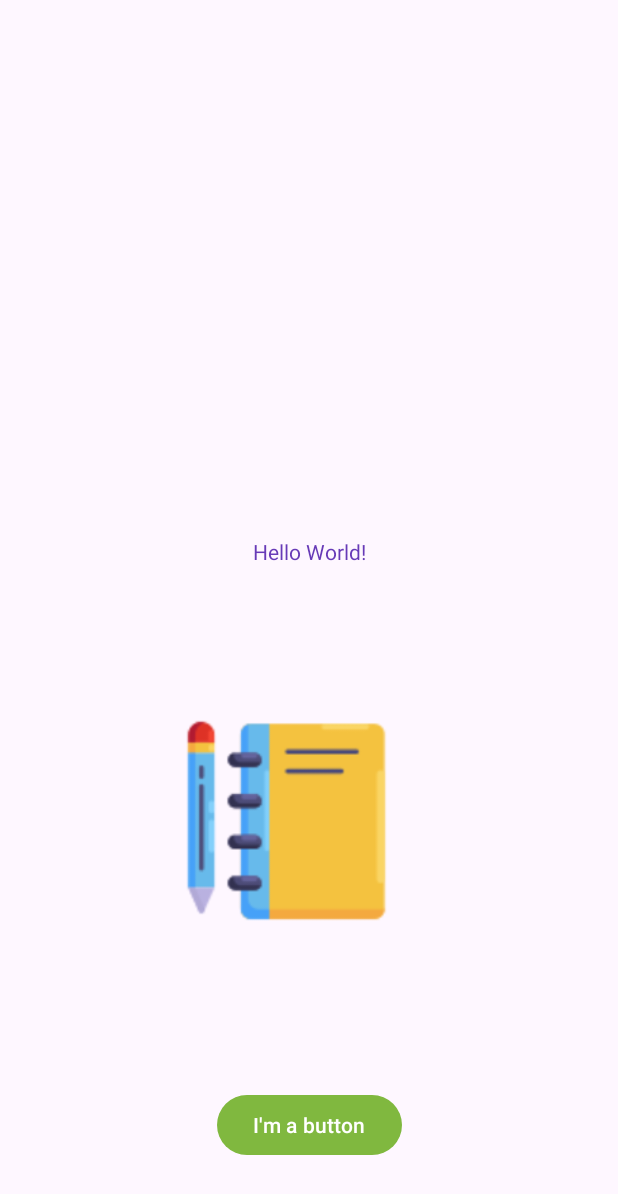
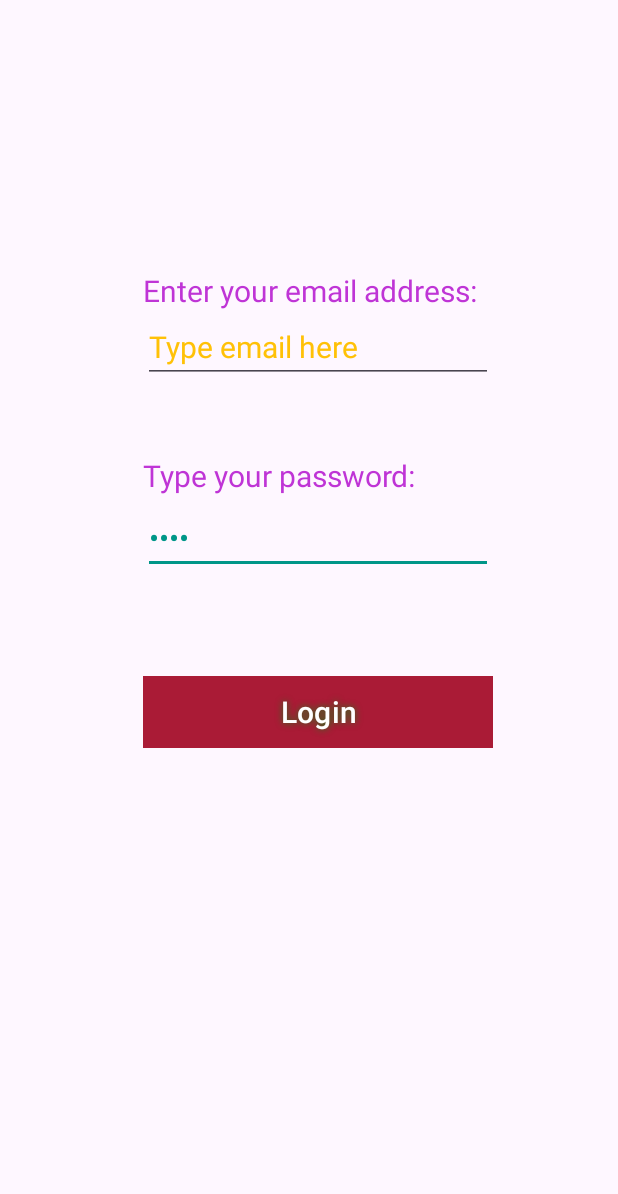
Before and after one commit to prabh-preet/Prabhpreet_Android_Labs, an Android app: the screen it shows after launch (MainActivity), on a phone screen of 412 x 824 dp. Shown: the top 1194 px of the screen. Run offline under Robolectric (Android 15) with nearby library versions, the phone set to English and light mode, and no system bars.

```diff
--- a/app/build.gradle.kts
+++ b/app/build.gradle.kts
@@ -33,6 +33,7 @@ dependencies {
     implementation("androidx.appcompat:appcompat:1.6.1")
     implementation("com.google.android.material:material:1.11.0")
     implementation("androidx.constraintlayout:constraintlayout:2.1.4")
+    implementation("com.google.firebase:firebase-inappmessaging:20.4.0")
     testImplementation("junit:junit:4.13.2")
     androidTestImplementation("androidx.test.ext:junit:1.1.5")
     androidTestImplementation("androidx.test.espresso:espresso-core:3.5.1")
--- a/app/src/main/java/algonquin/cst2335/prabhpreetsandroidlabs/MainActivity.java
+++ b/app/src/main/java/algonquin/cst2335/prabhpreetsandroidlabs/MainActivity.java
@@ -2,13 +2,69 @@ package algonquin.cst2335.prabhpreetsandroidlabs;
 
 import androidx.appcompat.app.AppCompatActivity;
 
+import android.content.Context;
+import android.content.Intent;
+import android.content.SharedPreferences;
 import android.os.Bundle;
+import android.util.Log;
+import android.widget.*;
+
 
 public class MainActivity extends AppCompatActivity {
 
+    private static String TAG = "MainActivity";
     @Override
     protected void onCreate(Bundle savedInstanceState) {
         super.onCreate(savedInstanceState);
         setContentView(R.layout.activity_main);
+
+        Log.w( "MainActivity", "In onCreate() - Loading Widgets" );
+        Log.d( TAG, "Message");
+
+        SharedPreferences prefs = getSharedPreferences("MyData", Context.MODE_PRIVATE);
+        String emailAddress = prefs.getString("LoginName", "");
+
+        Button loginButton = findViewById(R.id.logbtn);
+        EditText email = findViewById(R.id.emailbox);
+
+        email.setText(emailAddress);
+
+        SharedPreferences.Editor editor = prefs.edit();
+
+        loginButton.setOnClickListener( clk -> {
+            Intent nextPage = new Intent( MainActivity.this, SecondActivity.class);
+            nextPage.putExtra( "EmailAddress", email.getText().toString() );
+
+            editor.putString("LoginName" , email.getText().toString());
+            editor.apply();
+
+            startActivity(nextPage);
+        });
+    }
+    @Override
+    protected void onStart() {
+        super.onStart();
+        Log.w( "MainActivity", "In onStart() - The application is now visible on screen" );
+    }
+    @Override
+    protected void onResume() {
+        super.onResume();
+        Log.w( "MainActivity", "In onResume() - The application is now responding to user input" );
+    }
+    @Override
+    protected void onPause() {
+        super.onPause();
+        Log.w( "MainActivity", "In onPause() - The application no longer responds to user input" );
+    }
+    @Override
+    protected void onStop() {
+        super.onStop();
+            Log.w( "MainActivity", "In onStop() - The application is no longer visible" );
+    }
+
+    @Override
+    protected void onDestroy() {
+        super.onDestroy();
+        Log.w( "MainActivity", "In onDestroy() - Any memory used by the application is freed" );
     }
 }
--- a/app/src/main/res/layout/activity_main.xml
+++ b/app/src/main/res/layout/activity_main.xml
@@ -6,41 +6,85 @@
     android:layout_height="match_parent"
     tools:context=".MainActivity">
 
-    <TextView
-        android:id="@+id/textView"
+    <Button
+        android:id="@+id/logbtn"
+        android:layout_width="233dp"
+        android:layout_height="48dp"
+        android:layout_marginTop="35dp"
+        android:layout_marginBottom="213dp"
+        android:background="@color/white"
+        android:shadowColor="#157E1A"
+        android:shadowRadius="6"
+        android:text="Login"
+        android:textColor="#FFFFFF"
+        android:textColorHighlight="#117544"
+        android:textColorLink="#16418A"
+        android:textSize="20sp"
+        app:circularflow_angles="20"
+        app:layout_constraintBottom_toBottomOf="parent"
+        app:layout_constraintStart_toStartOf="@+id/textbox2"
+        app:layout_constraintTop_toBottomOf="@+id/passwdbox"
+        app:layout_constraintVertical_bias="0.226" />
+
+    <EditText
+        android:id="@+id/passwdbox"
         android:layout_width="wrap_content"
         android:layout_height="wrap_content"
-        android:text="@string/hello_message"
-        app:layout_constraintBottom_toBottomOf="parent"
-        app:layout_constraintEnd_toEndOf="parent"
-        app:layout_constraintStart_toStartOf="parent"
-        app:layout_constraintTop_toTopOf="parent"
-        app:layout_constraintVertical_bias="0.445" />
+        android:layout_marginTop="4dp"
+        android:ems="10"
+        android:inputType="textPassword"
+        android:text="Name"
+        android:textColor="#009688"
+        android:textColorHighlight="#06594F"
+        android:textColorHint="#FFC107"
+        android:textColorLink="#FF5722"
+        android:textSize="20sp"
+        app:layout_constraintStart_toStartOf="@+id/textbox2"
+        app:layout_constraintTop_toBottomOf="@+id/textbox2" />
 
-    <Button
-        android:id="@+id/button"
+    <EditText
+        android:id="@+id/emailbox"
         android:layout_width="wrap_content"
         android:layout_height="wrap_content"
-        android:layout_marginBottom="50dp"
-        android:text="@string/button_message"
-        app:layout_constraintBottom_toBottomOf="parent"
+        android:ems="10"
+        android:hint="Type email here"
+        android:inputType="textEmailAddress"
+        android:textColor="#009688"
+        android:textColorHighlight="#06594F"
+        android:textColorHint="#FFC107"
+        android:textColorLink="#FF5722"
+        android:textSize="20sp"
+        app:layout_constraintStart_toStartOf="@+id/textbox"
+        app:layout_constraintTop_toBottomOf="@+id/textbox" />
+
+    <TextView
+        android:id="@+id/textbox2"
+        android:layout_width="wrap_content"
+        android:layout_height="wrap_content"
+        android:layout_marginTop="48dp"
+        android:text="Type your password:"
+        android:textColor="#BF34D6"
+        android:textColorHighlight="#9C27B0"
+        android:textColorHint="#2DD834"
+        android:textColorLink="#FF5722"
+        android:textSize="20sp"
+        app:layout_constraintStart_toStartOf="@+id/textbox"
+        app:layout_constraintTop_toBottomOf="@+id/emailbox" />
+
+    <TextView
+        android:id="@+id/textbox"
+        android:layout_width="wrap_content"
+        android:layout_height="wrap_content"
+        android:layout_marginTop="180dp"
+        android:text="Enter your email address:"
+        android:textColor="#BF34D6"
+        android:textColorHighlight="#9C27B0"
+        android:textColorHint="#2DD834"
+        android:textColorLink="#FF5722"
+        android:textSize="20sp"
         app:layout_constraintEnd_toEndOf="parent"
-        app:layout_constraintHorizontal_bias="0.5"
-        app:layout_constraintStart_toStartOf="parent" />
-
-    <ImageView
-        android:id="@+id/imageView"
-        android:layout_width="171dp"
-        android:layout_height="162dp"
-        android:layout_marginStart="90dp"
-        android:layout_marginTop="63dp"
-        android:layout_marginEnd="120dp"
-        android:layout_marginBottom="73dp"
-        app:layout_constraintBottom_toTopOf="@+id/button"
-        app:layout_constraintEnd_toEndOf="parent"
-        app:layout_constraintHorizontal_bias="0.5"
+        app:layout_constraintHorizontal_bias="0.502"
         app:layout_constraintStart_toStartOf="parent"
-        app:layout_constraintTop_toBottomOf="@+id/textView"
-        app:srcCompat="@drawable/study_image" />
+        app:layout_constraintTop_toTopOf="parent" />
 
 </androidx.constraintlayout.widget.ConstraintLayout>
--- a/app/src/main/res/values/colors.xml
+++ b/app/src/main/res/values/colors.xml
@@ -1,9 +1,9 @@
 <?xml version="1.0" encoding="utf-8"?>
 <resources>
 
-    <color name="my_primary">#80B83F</color>
+    <color name="my_primary">#AA1B36</color>
     <color name="my_secondary">#009688</color>
-    <color name="my_statusbar">#E91E63</color>
+    <color name="my_statusbar">#2CAC31</color>
     <color name="my_text">#673AB7</color>
 
     <color name="black">#FF000000</color>
--- a/app/src/main/res/values/strings.xml
+++ b/app/src/main/res/values/strings.xml
@@ -1,5 +1,3 @@
 <resources>
     <string name="app_name">Prabhpreet\'s Android Labs</string>
-    <string name="hello_message">Hello World!</string>
-    <string name="button_message">I\'m a button</string>
 </resources>
```
Also changed, not shown: app/src/main/AndroidManifest.xml (+10 -1 lines), app/src/main/java/algonquin/cst2335/prabhpreetsandroidlabs/SecondActivity.java (added, +103 -0 lines), app/src/main/res/layout/activity_second.xml (added, +73 -0 lines).
